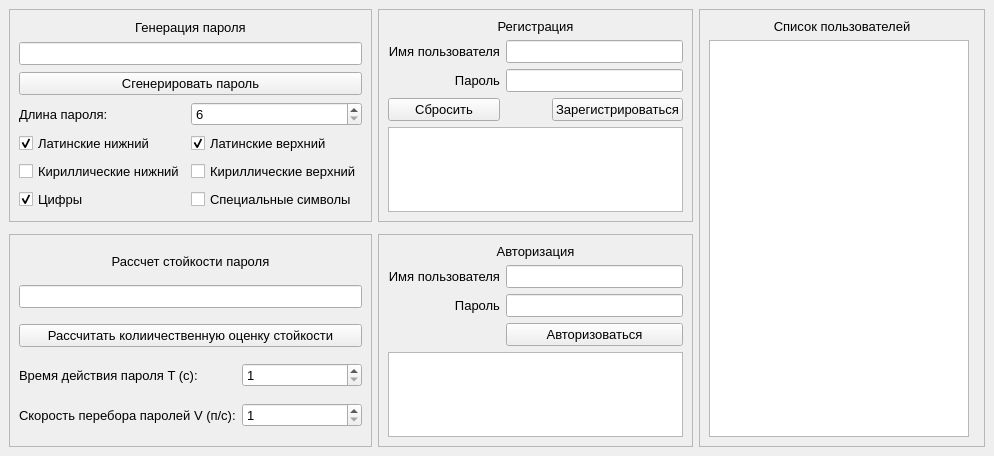
SteamMachinist/biometric, file main_window.ui: the form before one commit.
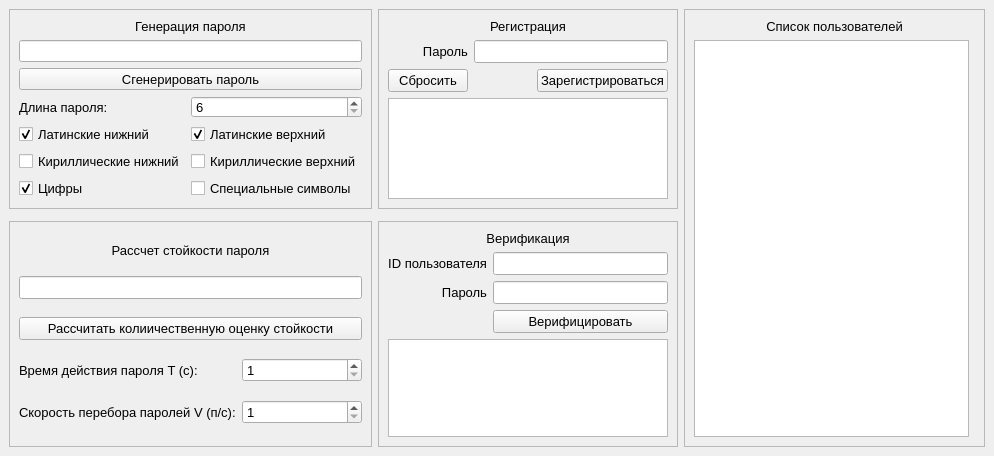
The form after the commit.

What changed in the file:
```diff
--- a/main_window.ui
+++ b/main_window.ui
@@ -230,7 +230,7 @@
      </widget>
     </item>
     <item row="1" column="2">
-     <widget class="QFrame" name="frameRegister">
+     <widget class="QFrame" name="frameRegistration">
       <property name="sizePolicy">
        <sizepolicy hsizetype="Preferred" vsizetype="Minimum">
         <horstretch>0</horstretch>
@@ -256,7 +256,49 @@
        <enum>QFrame::Plain</enum>
       </property>
       <layout class="QGridLayout" name="gridLayout_4">
-       <item row="3" column="1" colspan="2">
+       <item row="3" column="0" colspan="4">
+        <widget class="QTextBrowser" name="textBrowserRegisterLog">
+         <property name="sizePolicy">
+          <sizepolicy hsizetype="Expanding" vsizetype="Minimum">
+           <horstretch>0</horstretch>
+           <verstretch>0</verstretch>
+          </sizepolicy>
+         </property>
+         <property name="minimumSize">
+          <size>
+           <width>0</width>
+           <height>50</height>
+          </size>
+         </property>
+         <property name="baseSize">
+          <size>
+           <width>0</width>
+           <height>40</height>
+          </size>
+         </property>
+        </widget>
+       </item>
+       <item row="1" column="0">
+        <widget class="QLabel" name="labelPassword">
+         <property name="text">
+          <string>Пароль</string>
+         </property>
+         <property name="alignment">
+          <set>Qt::AlignRight|Qt::AlignTrailing|Qt::AlignVCenter</set>
+         </property>
+        </widget>
+       </item>
+       <item row="0" column="0" colspan="4">
+        <widget class="QLabel" name="labelRegistration">
+         <property name="text">
+          <string>Регистрация</string>
+         </property>
+         <property name="alignment">
+          <set>Qt::AlignCenter</set>
+         </property>
+        </widget>
+       </item>
+       <item row="2" column="1" colspan="2">
         <spacer name="horizontalSpacer">
          <property name="orientation">
           <enum>Qt::Horizontal</enum>
@@ -269,83 +311,28 @@
          </property>
         </spacer>
        </item>
-       <item row="3" column="3">
+       <item row="2" column="3">
         <widget class="QPushButton" name="pushButtonRegister">
          <property name="text">
           <string>Зарегистрироваться</string>
          </property>
         </widget>
        </item>
-       <item row="3" column="0">
+       <item row="2" column="0">
         <widget class="QPushButton" name="pushButtonReset">
          <property name="text">
           <string>Сбросить</string>
          </property>
         </widget>
        </item>
-       <item row="4" column="0" colspan="4">
-        <widget class="QTextBrowser" name="textBrowserRegisterLog">
-         <property name="sizePolicy">
-          <sizepolicy hsizetype="Expanding" vsizetype="Minimum">
-           <horstretch>0</horstretch>
-           <verstretch>0</verstretch>
-          </sizepolicy>
-         </property>
-         <property name="minimumSize">
-          <size>
-           <width>0</width>
-           <height>50</height>
-          </size>
-         </property>
-         <property name="baseSize">
-          <size>
-           <width>0</width>
-           <height>40</height>
-          </size>
-         </property>
-        </widget>
-       </item>
-       <item row="1" column="0">
-        <widget class="QLabel" name="labelUsername">
-         <property name="text">
-          <string>Имя пользователя</string>
-         </property>
-         <property name="alignment">
-          <set>Qt::AlignRight|Qt::AlignTrailing|Qt::AlignVCenter</set>
-         </property>
-        </widget>
-       </item>
-       <item row="2" column="0">
-        <widget class="QLabel" name="labelPassword">
-         <property name="text">
-          <string>Пароль</string>
-         </property>
-         <property name="alignment">
-          <set>Qt::AlignRight|Qt::AlignTrailing|Qt::AlignVCenter</set>
-         </property>
-        </widget>
-       </item>
        <item row="1" column="1" colspan="3">
-        <widget class="QLineEdit" name="lineEditUsername"/>
-       </item>
-       <item row="2" column="1" colspan="3">
         <widget class="QLineEdit" name="lineEditRegistrationPassword"/>
        </item>
-       <item row="0" column="0" colspan="4">
-        <widget class="QLabel" name="labelRegistration">
-         <property name="text">
-          <string>Регистрация</string>
-         </property>
-         <property name="alignment">
-          <set>Qt::AlignCenter</set>
-         </property>
-        </widget>
-       </item>
       </layout>
      </widget>
     </item>
     <item row="3" column="2">
-     <widget class="QFrame" name="frameAuth">
+     <widget class="QFrame" name="frameVerification">
       <property name="minimumSize">
        <size>
         <width>270</width>
@@ -360,7 +347,7 @@
       </property>
       <layout class="QGridLayout" name="gridLayout_6">
        <item row="2" column="0">
-        <widget class="QLabel" name="labelPasswordAuth">
+        <widget class="QLabel" name="labelVerificationPassword">
          <property name="text">
           <string>Пароль</string>
          </property>
@@ -370,10 +357,10 @@
         </widget>
        </item>
        <item row="2" column="1" colspan="2">
-        <widget class="QLineEdit" name="lineEditAuthPassword"/>
+        <widget class="QLineEdit" name="lineEditVerificationPassword"/>
        </item>
        <item row="4" column="0" colspan="3">
-        <widget class="QTextBrowser" name="textBrowserAutorizeLog">
+        <widget class="QTextBrowser" name="textBrowserVerificationLog">
          <property name="sizePolicy">
           <sizepolicy hsizetype="Expanding" vsizetype="Minimum">
            <horstretch>0</horstretch>
@@ -395,16 +382,16 @@
         </widget>
        </item>
        <item row="3" column="1" colspan="2">
-        <widget class="QPushButton" name="pushButtonAuthorize">
+        <widget class="QPushButton" name="pushButtonVerify">
          <property name="text">
-          <string>Авторизоваться</string>
+          <string>Верифицировать</string>
          </property>
         </widget>
        </item>
        <item row="0" column="0" colspan="3">
-        <widget class="QLabel" name="labelRegistrationAuth">
+        <widget class="QLabel" name="labelVerification">
          <property name="text">
-          <string>Авторизация</string>
+          <string>Верификация</string>
          </property>
          <property name="alignment">
           <set>Qt::AlignCenter</set>
@@ -412,9 +399,9 @@
         </widget>
        </item>
        <item row="1" column="0">
-        <widget class="QLabel" name="labelUsernameAuth">
+        <widget class="QLabel" name="labelUserID">
          <property name="text">
-          <string>Имя пользователя</string>
+          <string>ID пользователя</string>
          </property>
          <property name="alignment">
           <set>Qt::AlignRight|Qt::AlignTrailing|Qt::AlignVCenter</set>
@@ -422,7 +409,7 @@
         </widget>
        </item>
        <item row="1" column="1" colspan="2">
-        <widget class="QLineEdit" name="lineEditAuthUsername"/>
+        <widget class="QLineEdit" name="lineEditUserID"/>
        </item>
       </layout>
      </widget>
```
